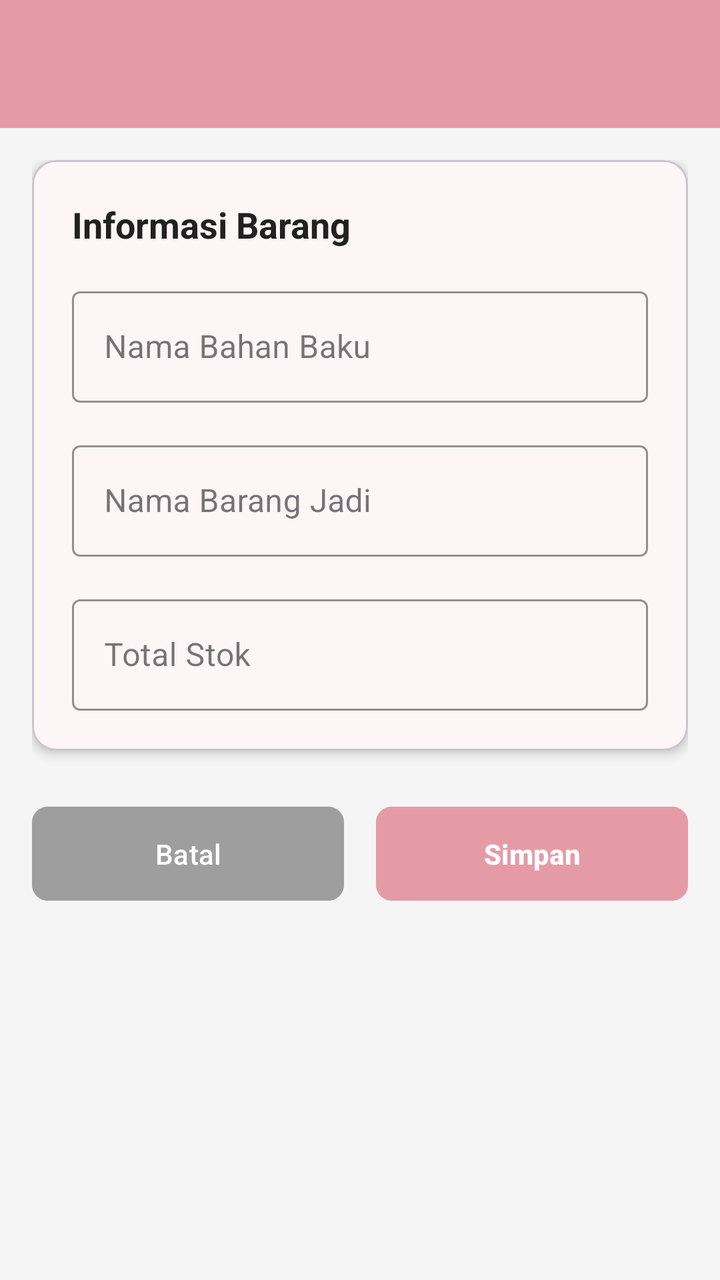
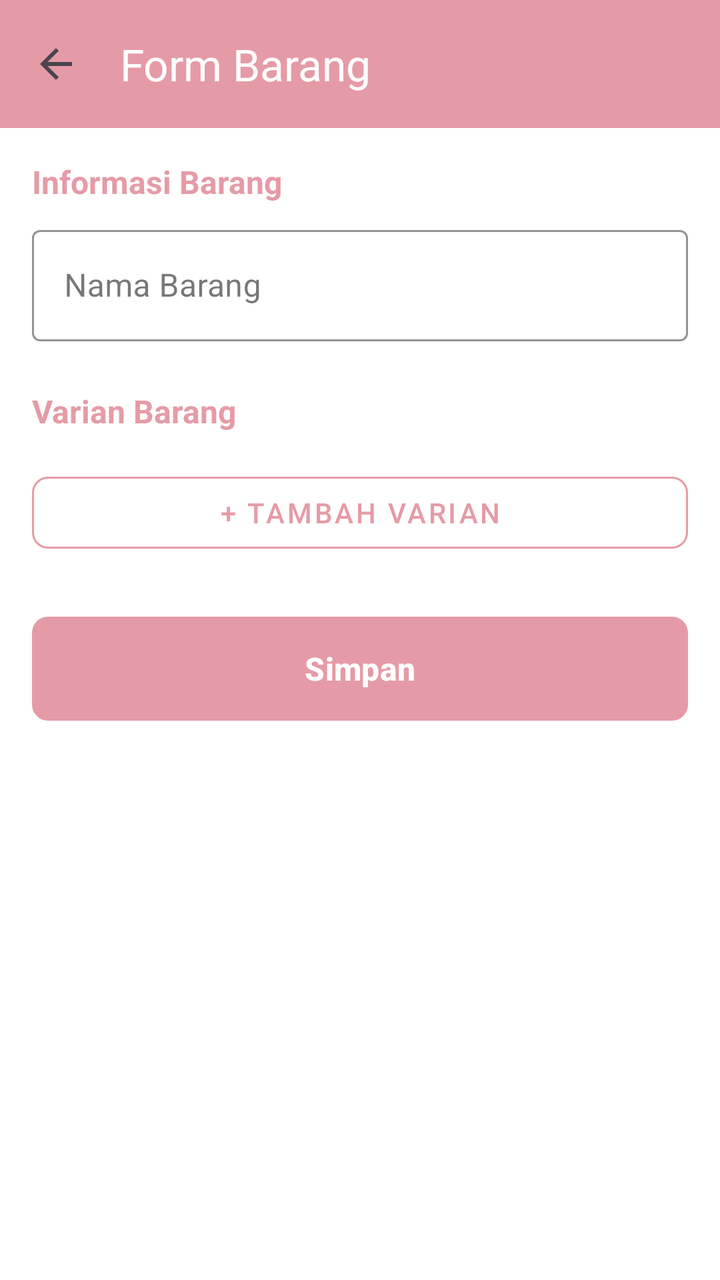

Before-and-after screenshots of an Android layout around one commit, followed by the original layout XML and the change that was made.
<!-- AndroidManifest.xml: application theme Theme.SIMPRO -->
<!-- res/layout/activity_barang_form.xml -->
<?xml version="1.0" encoding="utf-8"?>
<androidx.coordinatorlayout.widget.CoordinatorLayout
    xmlns:android="http://schemas.android.com/apk/res/android"
    xmlns:app="http://schemas.android.com/apk/res-auto"
    android:layout_width="match_parent"
    android:layout_height="match_parent"
    android:background="#F5F5F5">

    <com.google.android.material.appbar.AppBarLayout
        android:layout_width="match_parent"
        android:layout_height="wrap_content"
        android:theme="@style/ThemeOverlay.AppCompat.Dark.ActionBar">

        <androidx.appcompat.widget.Toolbar
            android:id="@+id/toolbar"
            android:layout_width="match_parent"
            android:layout_height="?attr/actionBarSize"
            android:background="#E59BA6"
            app:popupTheme="@style/ThemeOverlay.AppCompat.Light"
            app:titleTextColor="#FFFFFF" />

    </com.google.android.material.appbar.AppBarLayout>

    <androidx.core.widget.NestedScrollView
        android:layout_width="match_parent"
        android:layout_height="match_parent"
        app:layout_behavior="@string/appbar_scrolling_view_behavior">

        <LinearLayout
            android:layout_width="match_parent"
            android:layout_height="wrap_content"
            android:orientation="vertical"
            android:padding="16dp">

            
            <com.google.android.material.card.MaterialCardView
                android:layout_width="match_parent"
                android:layout_height="wrap_content"
                app:cardBackgroundColor="#FFFFFF"
                app:cardCornerRadius="12dp"
                app:cardElevation="3dp">

                <LinearLayout
                    android:layout_width="match_parent"
                    android:layout_height="wrap_content"
                    android:orientation="vertical"
                    android:padding="20dp">

                    <TextView
                        android:layout_width="wrap_content"
                        android:layout_height="wrap_content"
                        android:text="Informasi Barang"
                        android:textSize="18sp"
                        android:textColor="#212121"
                        android:textStyle="bold"
                        android:layout_marginBottom="16dp" />

                    
                    <com.google.android.material.textfield.TextInputLayout
                        android:layout_width="match_parent"
                        android:layout_height="wrap_content"
                        android:hint="Nama Bahan Baku"
                        android:layout_marginBottom="16dp"
                        app:boxStrokeColor="#E59BA6"
                        app:hintTextColor="#E59BA6"
                        style="@style/Widget.MaterialComponents.TextInputLayout.OutlinedBox">

                        <com.google.android.material.textfield.TextInputEditText
                            android:id="@+id/etNamaBahanBaku"
                            android:layout_width="match_parent"
                            android:layout_height="wrap_content"
                            android:inputType="text"
                            android:textSize="16sp"
                            android:textColor="#212121" />

                    </com.google.android.material.textfield.TextInputLayout>

                    
                    <com.google.android.material.textfield.TextInputLayout
                        android:layout_width="match_parent"
                        android:layout_height="wrap_content"
                        android:hint="Nama Barang Jadi"
                        app:boxStrokeColor="#E59BA6"
                        app:hintTextColor="#E59BA6"
                        style="@style/Widget.MaterialComponents.TextInputLayout.OutlinedBox">

                        <com.google.android.material.textfield.TextInputEditText
                            android:id="@+id/etNamaBarangJadi"
                            android:layout_width="match_parent"
                            android:layout_height="wrap_content"
                            android:inputType="text"
                            android:textSize="16sp"
                            android:textColor="#212121" />

                    </com.google.android.material.textfield.TextInputLayout>

                    <com.google.android.material.textfield.TextInputLayout
                        android:layout_width="match_parent"
                        android:layout_height="wrap_content"
                        android:hint="Total Stok"
                        app:boxStrokeColor="#E59BA6"
                        app:hintTextColor="#E59BA6"
                        style="@style/Widget.MaterialComponents.TextInputLayout.OutlinedBox"
                        android:layout_marginTop="16dp">

                        <com.google.android.material.textfield.TextInputEditText
                            android:id="@+id/etTotalStok"
                            android:layout_width="match_parent"
                            android:layout_height="wrap_content"
                            android:inputType="number"
                            android:textSize="16sp"
                            android:textColor="#212121" />

                    </com.google.android.material.textfield.TextInputLayout>


                </LinearLayout>

            </com.google.android.material.card.MaterialCardView>

            
            <LinearLayout
                android:layout_width="match_parent"
                android:layout_height="wrap_content"
                android:orientation="horizontal"
                android:layout_marginTop="24dp"
                android:gravity="center">

                <Button
                    android:id="@+id/btnCancel"
                    android:layout_width="0dp"
                    android:layout_height="wrap_content"
                    android:layout_weight="1"
                    android:text="Batal"
                    android:textAllCaps="false"
                    android:backgroundTint="#9E9E9E"
                    android:textColor="#FFFFFF"
                    android:paddingVertical="14dp"
                    app:cornerRadius="8dp"
                    android:layout_marginEnd="8dp" />

                <Button
                    android:id="@+id/btnSave"
                    android:layout_width="0dp"
                    android:layout_height="wrap_content"
                    android:layout_weight="1"
                    android:text="Simpan"
                    android:textAllCaps="false"
                    android:backgroundTint="#E59BA6"
                    android:textColor="#FFFFFF"
                    android:textStyle="bold"
                    android:paddingVertical="14dp"
                    app:cornerRadius="8dp"
                    android:layout_marginStart="8dp" />

            </LinearLayout>

            
            <ProgressBar
                android:id="@+id/progressBar"
                android:layout_width="wrap_content"
                android:layout_height="wrap_content"
                android:layout_gravity="center"
                android:layout_marginTop="16dp"
                android:visibility="gone"
                android:indeterminateTint="#E59BA6" />

        </LinearLayout>

    </androidx.core.widget.NestedScrollView>

</androidx.coordinatorlayout.widget.CoordinatorLayout>
<!-- resources referenced by this layout -->
<resources>
  <style name="Theme.SIMPRO" parent="Base.Theme.SIMPRO" />
  <style name="Base.Theme.SIMPRO" parent="Theme.Material3.Light.NoActionBar">
          
          <item name="colorPrimary">#E59BA6</item>
          <item name="colorPrimaryContainer">#E59BA6</item>
          <item name="colorOnPrimary">#FFFFFF</item>
  
          
          <item name="android:statusBarColor">#E59BA6</item>
          <item name="android:windowLightStatusBar">true</item>
  
          
  
          
          <item name="android:windowBackground">#FFFFFF</item>
          <item name="colorSurface">#FFFFFF</item>
  
          
          <item name="android:textColor">#333333</item>
      </style>
</resources>

<!-- the commit's change to res/layout/activity_barang_form.xml (unified diff, before → after) -->
@@ -1,30 +1,34 @@
 <?xml version="1.0" encoding="utf-8"?>
-<androidx.coordinatorlayout.widget.CoordinatorLayout
-    xmlns:android="http://schemas.android.com/apk/res/android"
+<androidx.constraintlayout.widget.ConstraintLayout xmlns:android="http://schemas.android.com/apk/res/android"
     xmlns:app="http://schemas.android.com/apk/res-auto"
     android:layout_width="match_parent"
     android:layout_height="match_parent"
-    android:background="#F5F5F5">
+    android:fitsSystemWindows="true"
+    android:background="#FFFFFF">
 
     <com.google.android.material.appbar.AppBarLayout
+        android:id="@+id/appBarLayout"
         android:layout_width="match_parent"
         android:layout_height="wrap_content"
-        android:theme="@style/ThemeOverlay.AppCompat.Dark.ActionBar">
+        app:layout_constraintTop_toTopOf="parent">
 
         <androidx.appcompat.widget.Toolbar
             android:id="@+id/toolbar"
             android:layout_width="match_parent"
             android:layout_height="?attr/actionBarSize"
             android:background="#E59BA6"
-            app:popupTheme="@style/ThemeOverlay.AppCompat.Light"
-            app:titleTextColor="#FFFFFF" />
+            android:elevation="4dp"
+            app:title="Form Barang"
+            app:titleTextColor="#FFFFFF"
+            app:navigationIcon="?attr/homeAsUpIndicator" />
 
     </com.google.android.material.appbar.AppBarLayout>
 
-    <androidx.core.widget.NestedScrollView
+    <ScrollView
         android:layout_width="match_parent"
-        android:layout_height="match_parent"
-        app:layout_behavior="@string/appbar_scrolling_view_behavior">
+        android:layout_height="0dp"
+        app:layout_constraintTop_toBottomOf="@id/appBarLayout"
+        app:layout_constraintBottom_toBottomOf="parent">
 
         <LinearLayout
             android:layout_width="match_parent"
@@ -32,141 +36,87 @@
             android:orientation="vertical"
             android:padding="16dp">
 
-            
-            <com.google.android.material.card.MaterialCardView
+            <TextView
                 android:layout_width="match_parent"
                 android:layout_height="wrap_content"
-                app:cardBackgroundColor="#FFFFFF"
-                app:cardCornerRadius="12dp"
-                app:cardElevation="3dp">
+                android:text="Informasi Barang"
+                android:textSize="16sp"
+                android:textStyle="bold"
+                android:textColor="#E59BA6"
+                android:layout_marginBottom="8dp" />
 
-                <LinearLayout
+            <com.google.android.material.textfield.TextInputLayout
+                android:id="@+id/tilNamaBarang"
+                android:layout_width="match_parent"
+                android:layout_height="wrap_content"
+                android:hint="Nama Barang"
+                app:boxStrokeColor="#E59BA6"
+                app:hintTextColor="#E59BA6"
+                style="@style/Widget.MaterialComponents.TextInputLayout.OutlinedBox">
+
+                <com.google.android.material.textfield.TextInputEditText
+                    android:id="@+id/etNamaBarang"
                     android:layout_width="match_parent"
                     android:layout_height="wrap_content"
-                    android:orientation="vertical"
-                    android:padding="20dp">
+                    android:inputType="text" />
 
-                    <TextView
-                        android:layout_width="wrap_content"
-                        android:layout_height="wrap_content"
-                        android:text="Informasi Barang"
-                        android:textSize="18sp"
-                        android:textColor="#212121"
-                        android:textStyle="bold"
-                        android:layout_marginBottom="16dp" />
+            </com.google.android.material.textfield.TextInputLayout>
 
-                    
-                    <com.google.android.material.textfield.TextInputLayout
-                        android:layout_width="match_parent"
-                        android:layout_height="wrap_content"
-                        android:hint="Nama Bahan Baku"
-                        android:layout_marginBottom="16dp"
-                        app:boxStrokeColor="#E59BA6"
-                        app:hintTextColor="#E59BA6"
-                        style="@style/Widget.MaterialComponents.TextInputLayout.OutlinedBox">
-
-                        <com.google.android.material.textfield.TextInputEditText
-                            android:id="@+id/etNamaBahanBaku"
-                            android:layout_width="match_parent"
-                            android:layout_height="wrap_content"
-                            android:inputType="text"
-                            android:textSize="16sp"
-                            android:textColor="#212121" />
-
-                    </com.google.android.material.textfield.TextInputLayout>
-
-                    
-                    <com.google.android.material.textfield.TextInputLayout
-                        android:layout_width="match_parent"
-                        android:layout_height="wrap_content"
-                        android:hint="Nama Barang Jadi"
-                        app:boxStrokeColor="#E59BA6"
-                        app:hintTextColor="#E59BA6"
-                        style="@style/Widget.MaterialComponents.TextInputLayout.OutlinedBox">
-
-                        <com.google.android.material.textfield.TextInputEditText
-                            android:id="@+id/etNamaBarangJadi"
-                            android:layout_width="match_parent"
-                            android:layout_height="wrap_content"
-                            android:inputType="text"
-                            android:textSize="16sp"
-                            android:textColor="#212121" />
-
-                    </com.google.android.material.textfield.TextInputLayout>
-
-                    <com.google.android.material.textfield.TextInputLayout
-                        android:layout_width="match_parent"
-                        android:layout_height="wrap_content"
-                        android:hint="Total Stok"
-                        app:boxStrokeColor="#E59BA6"
-                        app:hintTextColor="#E59BA6"
-                        style="@style/Widget.MaterialComponents.TextInputLayout.OutlinedBox"
-                        android:layout_marginTop="16dp">
-
-                        <com.google.android.material.textfield.TextInputEditText
-                            android:id="@+id/etTotalStok"
-                            android:layout_width="match_parent"
-                            android:layout_height="wrap_content"
-                            android:inputType="number"
-                            android:textSize="16sp"
-                            android:textColor="#212121" />
-
-                    </com.google.android.material.textfield.TextInputLayout>
-
-
-                </LinearLayout>
-
-            </com.google.android.material.card.MaterialCardView>
-
-            
-            <LinearLayout
+            <TextView
                 android:layout_width="match_parent"
                 android:layout_height="wrap_content"
-                android:orientation="horizontal"
+                android:text="Varian Barang"
+                android:textSize="16sp"
+                android:textStyle="bold"
+                android:textColor="#E59BA6"
                 android:layout_marginTop="24dp"
-                android:gravity="center">
+                android:layout_marginBottom="8dp" />
 
-                <Button
-                    android:id="@+id/btnCancel"
-                    android:layout_width="0dp"
-                    android:layout_height="wrap_content"
-                    android:layout_weight="1"
-                    android:text="Batal"
-                    android:textAllCaps="false"
-                    android:backgroundTint="#9E9E9E"
-                    android:textColor="#FFFFFF"
-                    android:paddingVertical="14dp"
-                    app:cornerRadius="8dp"
-                    android:layout_marginEnd="8dp" />
+            <LinearLayout
+                android:id="@+id/llVarianContainer"
+                android:layout_width="match_parent"
+                android:layout_height="wrap_content"
+                android:orientation="vertical" />
 
-                <Button
-                    android:id="@+id/btnSave"
-                    android:layout_width="0dp"
-                    android:layout_height="wrap_content"
-                    android:layout_weight="1"
-                    android:text="Simpan"
-                    android:textAllCaps="false"
-                    android:backgroundTint="#E59BA6"
-                    android:textColor="#FFFFFF"
-                    android:textStyle="bold"
-                    android:paddingVertical="14dp"
-                    app:cornerRadius="8dp"
-                    android:layout_marginStart="8dp" />
+            <com.google.android.material.button.MaterialButton
+                android:id="@+id/btnTambahVarian"
+                android:layout_width="match_parent"
+                android:layout_height="wrap_content"
+                android:layout_marginTop="8dp"
+                android:text="+ Tambah Varian"
+                android:textSize="14sp"
+                app:backgroundTint="#FFFFFF"
+                app:strokeColor="#E59BA6"
+                app:strokeWidth="1dp"
+                app:cornerRadius="8dp"
+                android:textColor="#E59BA6"
+                style="@style/Widget.MaterialComponents.Button.OutlinedButton" />
 
-            </LinearLayout>
-
-            
-            <ProgressBar
-                android:id="@+id/progressBar"
-                android:layout_width="wrap_content"
-                android:layout_height="wrap_content"
-                android:layout_gravity="center"
-                android:layout_marginTop="16dp"
-                android:visibility="gone"
-                android:indeterminateTint="#E59BA6" />
+            <com.google.android.material.button.MaterialButton
+                android:id="@+id/btnSimpan"
+                android:layout_width="match_parent"
+                android:layout_height="60dp"
+                android:layout_marginTop="24dp"
+                android:text="Simpan"
+                android:textSize="16sp"
+                android:textStyle="bold"
+                app:backgroundTint="#E59BA6"
+                app:cornerRadius="8dp" />
 
         </LinearLayout>
 
-    </androidx.core.widget.NestedScrollView>
+    </ScrollView>
 
-</androidx.coordinatorlayout.widget.CoordinatorLayout>
+    <ProgressBar
+        android:id="@+id/progressBar"
+        android:layout_width="wrap_content"
+        android:layout_height="wrap_content"
+        android:visibility="gone"
+        android:indeterminateTint="#E59BA6"
+        android:elevation="8dp"
+        app:layout_constraintTop_toTopOf="parent"
+        app:layout_constraintBottom_toBottomOf="parent"
+        app:layout_constraintStart_toStartOf="parent"
+        app:layout_constraintEnd_toEndOf="parent" />
+
+</androidx.constraintlayout.widget.ConstraintLayout>
